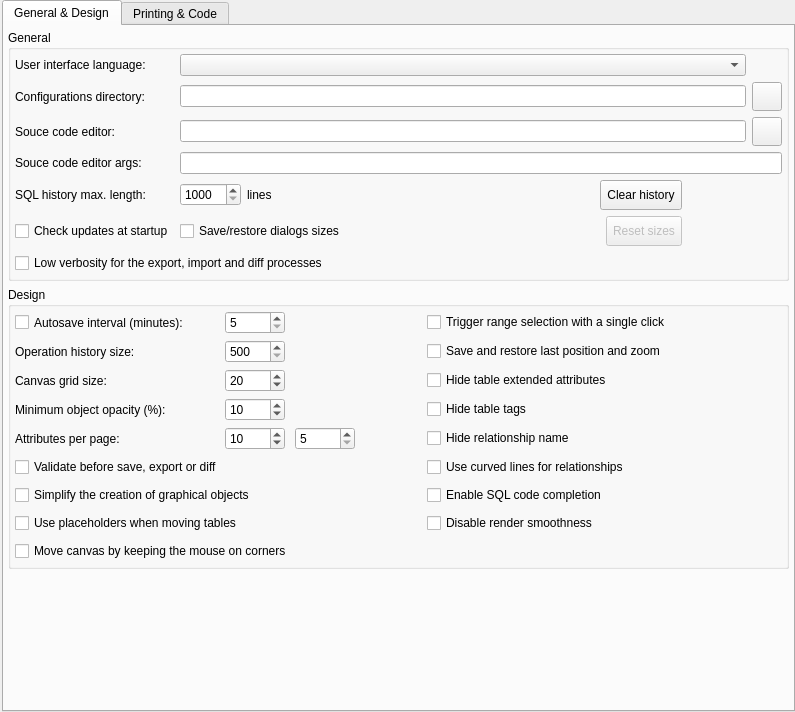
pgmodeler/pgmodeler, file libpgmodeler_ui/ui/generalconfigwidget.ui: the form before one commit.
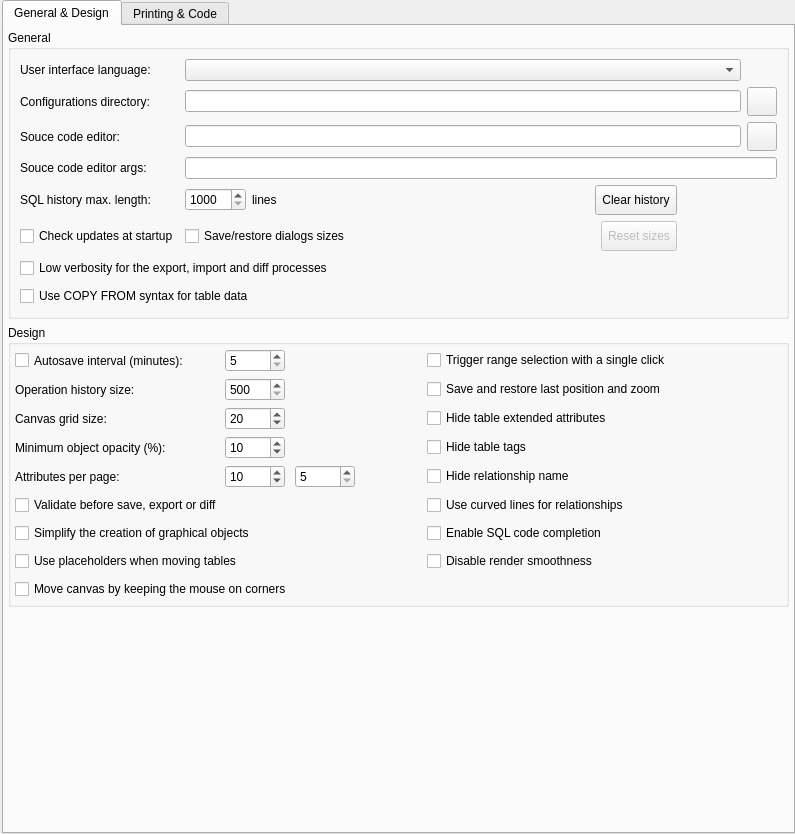
The form after the commit. Icons and pictures are not drawn.

```diff
--- a/libpgmodeler_ui/ui/generalconfigwidget.ui
+++ b/libpgmodeler_ui/ui/generalconfigwidget.ui
@@ -7,7 +7,7 @@
     <x>0</x>
     <y>0</y>
     <width>795</width>
-    <height>712</height>
+    <height>834</height>
    </rect>
   </property>
   <property name="minimumSize">
@@ -1138,181 +1138,60 @@
           <string>General</string>
          </property>
          <layout class="QGridLayout" name="gridLayout_2">
-          <property name="leftMargin">
-           <number>4</number>
-          </property>
-          <property name="topMargin">
-           <number>4</number>
-          </property>
-          <property name="rightMargin">
-           <number>4</number>
-          </property>
-          <property name="bottomMargin">
-           <number>4</number>
-          </property>
-          <item row="10" column="2" colspan="2">
-           <layout class="QHBoxLayout" name="horizontalLayout_21">
-            <item>
-             <widget class="QCheckBox" name="save_restore_geometry_chk">
-              <property name="text">
-               <string>Save/restore dialogs sizes</string>
-              </property>
-             </widget>
-            </item>
-            <item>
-             <spacer name="horizontalSpacer_9">
-              <property name="orientation">
-               <enum>Qt::Horizontal</enum>
-              </property>
-              <property name="sizeType">
-               <enum>QSizePolicy::Expanding</enum>
-              </property>
-              <property name="sizeHint" stdset="0">
-               <size>
-                <width>25</width>
-                <height>20</height>
-               </size>
-              </property>
-             </spacer>
-            </item>
-            <item>
-             <widget class="QToolButton" name="reset_sizes_tb">
-              <property name="enabled">
-               <bool>false</bool>
-              </property>
-              <property name="sizePolicy">
-               <sizepolicy hsizetype="Preferred" vsizetype="Preferred">
-                <horstretch>0</horstretch>
-                <verstretch>0</verstretch>
-               </sizepolicy>
-              </property>
-              <property name="minimumSize">
-               <size>
-                <width>0</width>
-                <height>30</height>
-               </size>
-              </property>
-              <property name="maximumSize">
-               <size>
-                <width>16777215</width>
-                <height>16777215</height>
-               </size>
-              </property>
-              <property name="focusPolicy">
-               <enum>Qt::StrongFocus</enum>
-              </property>
-              <property name="toolTip">
-               <string>Reset the dialogs sizes and positions to their default values.</string>
-              </property>
-              <property name="text">
-               <string>Reset sizes</string>
-              </property>
-              <property name="icon">
-               <iconset resource="../res/resources.qrc">
-                <normaloff>:/icones/icones/atualizar.png</normaloff>:/icones/icones/atualizar.png</iconset>
-              </property>
-              <property name="iconSize">
-               <size>
-                <width>22</width>
-                <height>22</height>
-               </size>
-              </property>
-              <property name="toolButtonStyle">
-               <enum>Qt::ToolButtonTextBesideIcon</enum>
-              </property>
-             </widget>
-            </item>
-            <item>
-             <spacer name="horizontalSpacer_10">
-              <property name="orientation">
-               <enum>Qt::Horizontal</enum>
-              </property>
-              <property name="sizeType">
-               <enum>QSizePolicy::Fixed</enum>
-              </property>
-              <property name="sizeHint" stdset="0">
-               <size>
-                <width>100</width>
-                <height>20</height>
-               </size>
-              </property>
-             </spacer>
-            </item>
-           </layout>
-          </item>
-          <item row="0" column="3">
-           <widget class="QWidget" name="ui_language_hint" native="true">
-            <property name="sizePolicy">
-             <sizepolicy hsizetype="Fixed" vsizetype="Fixed">
-              <horstretch>0</horstretch>
-              <verstretch>0</verstretch>
-             </sizepolicy>
-            </property>
-            <property name="minimumSize">
-             <size>
-              <width>22</width>
-              <height>22</height>
-             </size>
-            </property>
-            <property name="maximumSize">
-             <size>
-              <width>22</width>
-              <height>22</height>
-             </size>
-            </property>
-           </widget>
-          </item>
-          <item row="4" column="1">
-           <widget class="QLabel" name="label_4">
+          <item row="0" column="0">
+           <widget class="QLabel" name="label_5">
             <property name="text">
-             <string>Souce code editor args:</string>
+             <string>User interface language:</string>
             </property>
            </widget>
           </item>
-          <item row="1" column="2">
-           <widget class="QLineEdit" name="confs_dir_edt">
-            <property name="readOnly">
-             <bool>true</bool>
-            </property>
-            <property name="clearButtonEnabled">
-             <bool>false</bool>
-            </property>
-           </widget>
-          </item>
-          <item row="7" column="1">
-           <widget class="QLabel" name="sql_history_lbl">
-            <property name="sizePolicy">
-             <sizepolicy hsizetype="Fixed" vsizetype="Preferred">
-              <horstretch>0</horstretch>
-              <verstretch>0</verstretch>
-             </sizepolicy>
-            </property>
-            <property name="minimumSize">
-             <size>
-              <width>0</width>
-              <height>0</height>
-             </size>
-            </property>
-            <property name="text">
-             <string>SQL history max. length:</string>
-            </property>
-           </widget>
-          </item>
-          <item row="2" column="1">
-           <widget class="QLabel" name="label_3">
-            <property name="text">
-             <string>Souce code editor:</string>
-            </property>
-           </widget>
-          </item>
-          <item row="0" column="2">
+          <item row="0" column="1">
            <widget class="QComboBox" name="ui_language_cmb">
             <property name="statusTip">
              <string>Overrides the default user interface language defined by the system. Requires restarting the program. &lt;strong&gt;NOTE:&lt;/strong&gt; UI translations are third party collaborations thus any typo or mistake should be reported directly to their respective maintainers.</string>
             </property>
            </widget>
           </item>
-          <item row="1" column="3">
+          <item row="0" column="2">
+           <widget class="QWidget" name="ui_language_hint" native="true">
+            <property name="sizePolicy">
+             <sizepolicy hsizetype="Fixed" vsizetype="Fixed">
+              <horstretch>0</horstretch>
+              <verstretch>0</verstretch>
+             </sizepolicy>
+            </property>
+            <property name="minimumSize">
+             <size>
+              <width>22</width>
+              <height>22</height>
+             </size>
+            </property>
+            <property name="maximumSize">
+             <size>
+              <width>22</width>
+              <height>22</height>
+             </size>
+            </property>
+           </widget>
+          </item>
+          <item row="1" column="0">
+           <widget class="QLabel" name="label_2">
+            <property name="text">
+             <string>Configurations directory:</string>
+            </property>
+           </widget>
+          </item>
+          <item row="1" column="1">
+           <widget class="QLineEdit" name="confs_dir_edt">
+            <property name="readOnly">
+             <bool>true</bool>
+            </property>
+            <property name="clearButtonEnabled">
+             <bool>false</bool>
+            </property>
+           </widget>
+          </item>
+          <item row="1" column="2">
            <widget class="QToolButton" name="open_dir_tb">
             <property name="sizePolicy">
              <sizepolicy hsizetype="Preferred" vsizetype="Preferred">
@@ -1350,7 +1229,27 @@
             </property>
            </widget>
           </item>
-          <item row="2" column="3">
+          <item row="2" column="0">
+           <widget class="QLabel" name="label_3">
+            <property name="text">
+             <string>Souce code editor:</string>
+            </property>
+           </widget>
+          </item>
+          <item row="2" column="1">
+           <widget class="QLineEdit" name="source_editor_edt">
+            <property name="toolTip">
+             <string/>
+            </property>
+            <property name="readOnly">
+             <bool>false</bool>
+            </property>
+            <property name="clearButtonEnabled">
+             <bool>true</bool>
+            </property>
+           </widget>
+          </item>
+          <item row="2" column="2">
            <widget class="QToolButton" name="select_editor_btn">
             <property name="sizePolicy">
              <sizepolicy hsizetype="Preferred" vsizetype="Preferred">
@@ -1388,7 +1287,59 @@
             </property>
            </widget>
           </item>
-          <item row="7" column="2" colspan="2">
+          <item row="3" column="0">
+           <widget class="QLabel" name="label_4">
+            <property name="text">
+             <string>Souce code editor args:</string>
+            </property>
+           </widget>
+          </item>
+          <item row="4" column="0">
+           <widget class="QLabel" name="sql_history_lbl">
+            <property name="sizePolicy">
+             <sizepolicy hsizetype="Fixed" vsizetype="Preferred">
+              <horstretch>0</horstretch>
+              <verstretch>0</verstretch>
+             </sizepolicy>
+            </property>
+            <property name="minimumSize">
+             <size>
+              <width>0</width>
+              <height>0</height>
+             </size>
+            </property>
+            <property name="text">
+             <string>SQL history max. length:</string>
+            </property>
+           </widget>
+          </item>
+          <item row="5" column="0">
+           <widget class="QCheckBox" name="check_upd_chk">
+            <property name="toolTip">
+             <string>Check if there is a new version on server</string>
+            </property>
+            <property name="text">
+             <string>Check updates at startup</string>
+            </property>
+            <property name="checked">
+             <bool>false</bool>
+            </property>
+           </widget>
+          </item>
+          <item row="3" column="1" colspan="2">
+           <widget class="QLineEdit" name="source_editor_args_edt">
+            <property name="toolTip">
+             <string/>
+            </property>
+            <property name="readOnly">
+             <bool>false</bool>
+            </property>
+            <property name="clearButtonEnabled">
+             <bool>true</bool>
+            </property>
+           </widget>
+          </item>
+          <item row="4" column="1" colspan="2">
            <layout class="QHBoxLayout" name="horizontalLayout_19">
             <item>
              <widget class="QSpinBox" name="history_max_length_spb">
@@ -1521,60 +1472,97 @@
             </item>
            </layout>
           </item>
-          <item row="1" column="1">
-           <widget class="QLabel" name="label_2">
-            <property name="text">
-             <string>Configurations directory:</string>
-            </property>
-           </widget>
+          <item row="5" column="1" colspan="2">
+           <layout class="QHBoxLayout" name="horizontalLayout_21">
+            <item>
+             <widget class="QCheckBox" name="save_restore_geometry_chk">
+              <property name="text">
+               <string>Save/restore dialogs sizes</string>
+              </property>
+             </widget>
+            </item>
+            <item>
+             <spacer name="horizontalSpacer_9">
+              <property name="orientation">
+               <enum>Qt::Horizontal</enum>
+              </property>
+              <property name="sizeType">
+               <enum>QSizePolicy::Expanding</enum>
+              </property>
+              <property name="sizeHint" stdset="0">
+               <size>
+                <width>25</width>
+                <height>20</height>
+               </size>
+              </property>
+             </spacer>
+            </item>
+            <item>
+             <widget class="QToolButton" name="reset_sizes_tb">
+              <property name="enabled">
+               <bool>false</bool>
+              </property>
+              <property name="sizePolicy">
+               <sizepolicy hsizetype="Preferred" vsizetype="Preferred">
+                <horstretch>0</horstretch>
+                <verstretch>0</verstretch>
+               </sizepolicy>
+              </property>
+              <property name="minimumSize">
+               <size>
+                <width>0</width>
+                <height>30</height>
+               </size>
+              </property>
+              <property name="maximumSize">
+               <size>
+                <width>16777215</width>
+                <height>16777215</height>
+               </size>
+              </property>
+              <property name="focusPolicy">
+               <enum>Qt::StrongFocus</enum>
+              </property>
+              <property name="toolTip">
+               <string>Reset the dialogs sizes and positions to their default values.</string>
+              </property>
+              <property name="text">
+               <string>Reset sizes</string>
+              </property>
+              <property name="icon">
+               <iconset resource="../res/resources.qrc">
+                <normaloff>:/icones/icones/atualizar.png</normaloff>:/icones/icones/atualizar.png</iconset>
+              </property>
+              <property name="iconSize">
+               <size>
+                <width>22</width>
+                <height>22</height>
+               </size>
+              </property>
+              <property name="toolButtonStyle">
+               <enum>Qt::ToolButtonTextBesideIcon</enum>
+              </property>
+             </widget>
+            </item>
+            <item>
+             <spacer name="horizontalSpacer_10">
+              <property name="orientation">
+               <enum>Qt::Horizontal</enum>
+              </property>
+              <property name="sizeType">
+               <enum>QSizePolicy::Fixed</enum>
+              </property>
+              <property name="sizeHint" stdset="0">
+               <size>
+                <width>100</width>
+                <height>20</height>
+               </size>
+              </property>
+             </spacer>
+            </item>
+           </layout>
           </item>
-          <item row="0" column="1">
-           <widget class="QLabel" name="label_5">
-            <property name="text">
-             <string>User interface language:</string>
-            </property>
-           </widget>
-          </item>
-          <item row="4" column="2" colspan="2">
-           <widget class="QLineEdit" name="source_editor_args_edt">
-            <property name="toolTip">
-             <string/>
-            </property>
-            <property name="readOnly">
-             <bool>false</bool>
-            </property>
-            <property name="clearButtonEnabled">
-             <bool>true</bool>
-            </property>
-           </widget>
-          </item>
-          <item row="2" column="2">
-           <widget class="QLineEdit" name="source_editor_edt">
-            <property name="toolTip">
-             <string/>
-            </property>
-            <property name="readOnly">
-             <bool>false</bool>
-            </property>
-            <property name="clearButtonEnabled">
-             <bool>true</bool>
-            </property>
-           </widget>
-          </item>
-          <item row="10" column="1">
-           <widget class="QCheckBox" name="check_upd_chk">
-            <property name="toolTip">
-             <string>Check if there is a new version on server</string>
-            </property>
-            <property name="text">
-             <string>Check updates at startup</string>
-            </property>
-            <property name="checked">
-             <bool>false</bool>
-            </property>
-           </widget>
-          </item>
-          <item row="11" column="1" colspan="3">
+          <item row="6" column="0" colspan="3">
            <layout class="QHBoxLayout" name="horizontalLayout_23">
             <item>
              <widget class="QCheckBox" name="low_verbosity_chk">
@@ -1623,6 +1611,55 @@
             </item>
            </layout>
           </item>
+          <item row="7" column="0" colspan="3">
+           <layout class="QHBoxLayout" name="horizontalLayout_26">
+            <item>
+             <widget class="QCheckBox" name="copy_from_chk">
+              <property name="statusTip">
+               <string>Reduces the verbosity of the export, import and diff process causing only key info messages and errors to be displayed. This option causes less UI operations to be performed when displaying progress messages and, as a consequence, it makes these processes run faster.</string>
+              </property>
+              <property name="text">
+               <string>Use COPY FROM syntax for table data</string>
+              </property>
+             </widget>
+            </item>
+            <item>
+             <widget class="QWidget" name="low_verbosity_hint_4" native="true">
+              <property name="sizePolicy">
+               <sizepolicy hsizetype="Fixed" vsizetype="Fixed">
+                <horstretch>0</horstretch>
+                <verstretch>0</verstretch>
+               </sizepolicy>
+              </property>
+              <property name="minimumSize">
+               <size>
+                <width>22</width>
+                <height>22</height>
+               </size>
+              </property>
+              <property name="maximumSize">
+               <size>
+                <width>22</width>
+                <height>22</height>
+               </size>
+              </property>
+             </widget>
+            </item>
+            <item>
+             <spacer name="horizontalSpacer_16">
+              <property name="orientation">
+               <enum>Qt::Horizontal</enum>
+              </property>
+              <property name="sizeHint" stdset="0">
+               <size>
+                <width>40</width>
+                <height>20</height>
+               </size>
+              </property>
+             </spacer>
+            </item>
+           </layout>
+          </item>
          </layout>
         </widget>
        </item>
```
Left out of the diff: 4 changed lines with no effect on the pictures.
